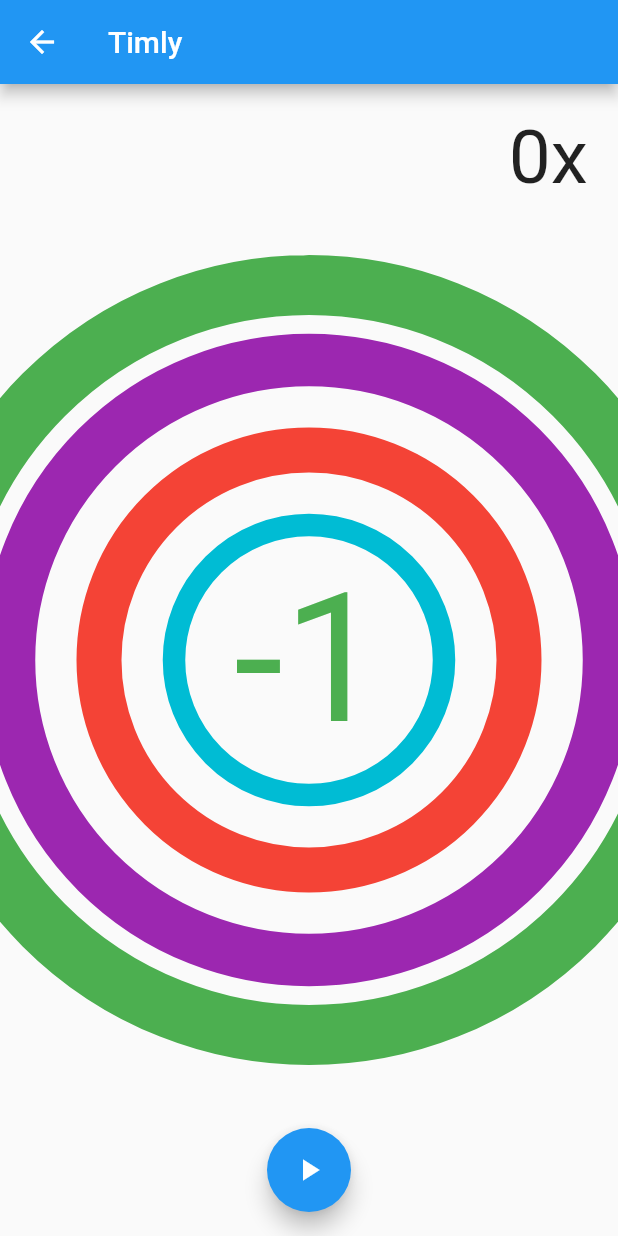
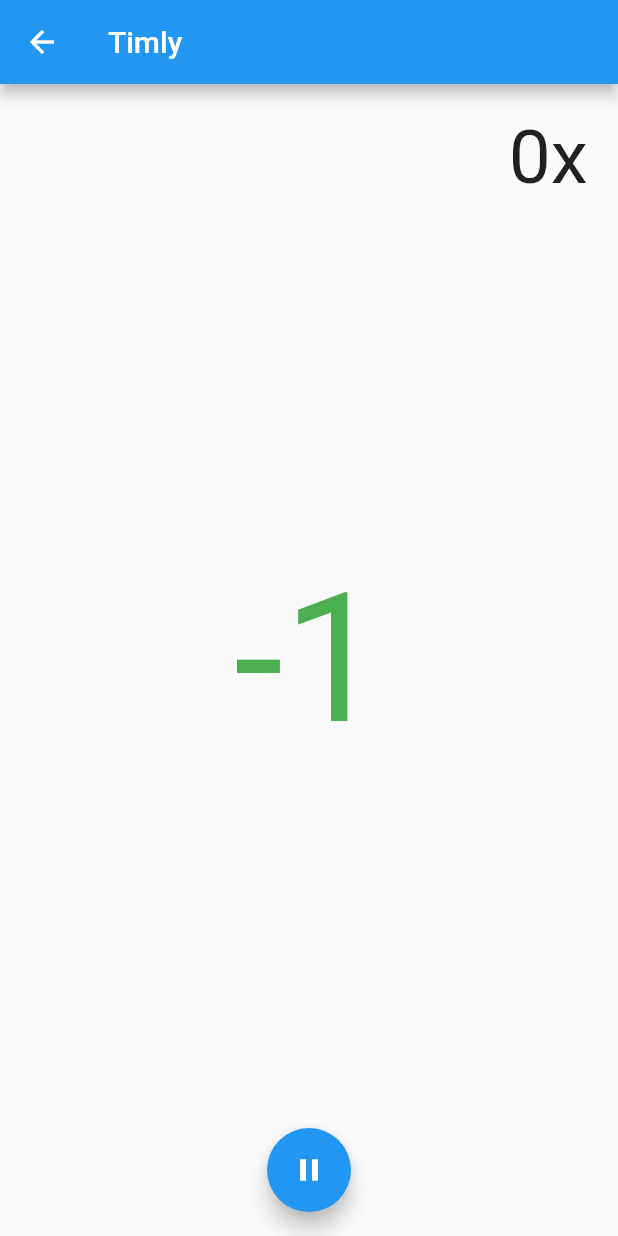
Before and after one commit to kiesman99/timly, a Flutter app: the TimerPage screen opened directly, on a phone screen of 412 x 824 dp. Run offline on Flutter 3.47's test engine with Material 2 defaults, Android fonts, the phone set to English and light mode, and no system bars; our stand-ins replace bloc, flutter_bloc, freezed_annotation; missing offline and left inert: soundpool, soundpool_web; generated files the repository leaves out were written again.

Commit message:
Added timer Circles

```diff
--- a/lib/bloc/timer/timer_bloc.dart
+++ b/lib/bloc/timer/timer_bloc.dart
@@ -114,4 +114,23 @@ class TimerBloc extends Bloc<TimerEvent, TimerState> {
     _timer = null;
     return super.close();
   }
+
+  double get intervalPercentage {
+    return (_remaining.intervalDuration.inSeconds / _initial.intervalDuration.inSeconds) * 100;
+  }
+
+  double get recoverPercentage {
+    return (_remaining.recoverDuration.inSeconds / _initial.recoverDuration.inSeconds) * 100.0;
+  }
+
+  double get lapPercentage {
+    return (_remaining.laps / _initial.laps) * 100.0;
+  }
+
+  double get setupPercentage {
+    if (_remaining.setupDuration.inSeconds == 1) {
+      return 0.0;
+    }
+    return (_remaining.setupDuration.inSeconds / _initial.setupDuration.inSeconds) * 100.0;
+  }
 }
--- a/lib/model/timly_model.dart
+++ b/lib/model/timly_model.dart
@@ -1,5 +1,6 @@
 import 'package:flutter/foundation.dart';
 
+// TODO: Convert to freezed Union
 class TimlyModel {
   final Duration intervalDuration;
   final Duration recoverDuration;
--- a/lib/pages/timer_page.dart
+++ b/lib/pages/timer_page.dart
@@ -21,27 +21,38 @@ class _TimerPageState extends State<TimerPage> {
         builder: (BuildContext context, TimerState state) {
           if (state is Paused) {
             return Center(
-              child: Text("Paused!"),
+              child: Text("Paused!", style: finishText),
             );
           } else if (state is Finished) {
             return Center(
-              child: Text("Finished!"),
+              child: Text("Finished!", style: finishText),
             );
           } else {
             return CounterWidget(state: state);
           }
         },
       ),
-      floatingActionButton: FloatingActionButton(
-        child: Icon(context.bloc<TimerBloc>().state is Paused
-            ? Icons.pause
-            : Icons.play_arrow),
-        onPressed: () {
-          if (context.bloc<TimerBloc>().state is Paused) {
-            context.bloc<TimerBloc>().add(TimerEvent.resume());
-          } else {
-            context.bloc<TimerBloc>().add(TimerEvent.pause());
-          }
+      floatingActionButton: BlocBuilder<TimerBloc, TimerState>(
+        builder: (BuildContext context, TimerState state) {
+          return state.maybeWhen(
+            paused: (_) {
+              return FloatingActionButton(
+                child: Icon(Icons.play_arrow),
+                onPressed: () {
+                  context.bloc<TimerBloc>().add(TimerEvent.resume());
+                },
+              );
+            },
+            finished: () => Container(),
+            orElse: () {
+              return FloatingActionButton(
+                child: Icon(Icons.pause),
+                onPressed: () {
+                  context.bloc<TimerBloc>().add(TimerEvent.pause());
+                },
+              );
+            },
+          );
         },
       ),
       floatingActionButtonLocation: FloatingActionButtonLocation.centerFloat,
@@ -85,10 +96,10 @@ class CounterWidget extends StatelessWidget {
             child: CustomPaint(
           // TODO: Implement circular decrease animation
           painter: TimerProgressPainter(
-              lapPercentage: 100.0,
-              intervalProgress: 100.0,
-              setupProgress: 100.0,
-              recoverProgress: 100.0),
+              lapPercentage: context.bloc<TimerBloc>().lapPercentage,
+              intervalProgress: context.bloc<TimerBloc>().intervalPercentage,
+              setupProgress: context.bloc<TimerBloc>().setupPercentage,
+              recoverProgress: context.bloc<TimerBloc>().recoverPercentage),
           child: Text("$duration", style: style),
         )),
       ],
```
Also changed, not shown: 1 other file.
